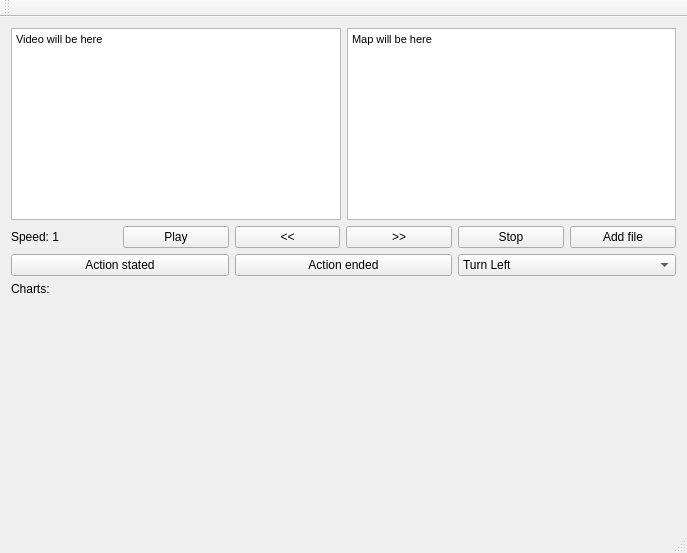
The window that mainwindow.ui (dkanafeev/action-labeling-road-defects) describes before a commit, drawn with Qt 5.
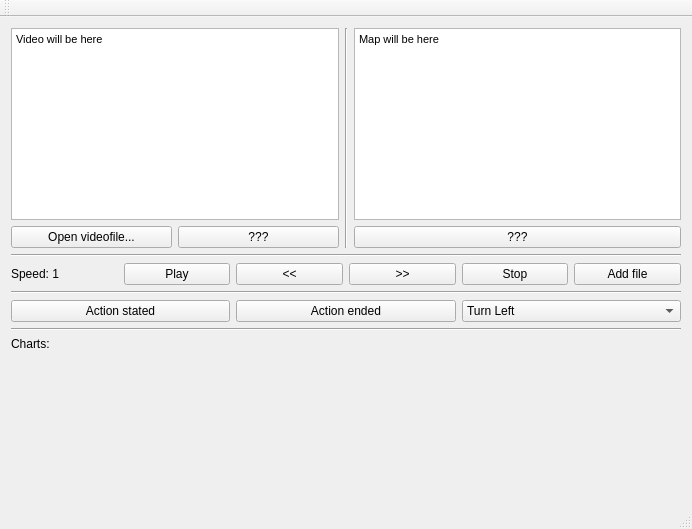
The same window after the commit.

Commit message: added Next/Prev record record and Time label. Updated UI. Remaned clicked->pressed

What changed in the file:
```diff
--- a/mainwindow.ui
+++ b/mainwindow.ui
@@ -6,8 +6,8 @@
    <rect>
     <x>0</x>
     <y>0</y>
-    <width>687</width>
-    <height>553</height>
+    <width>692</width>
+    <height>529</height>
    </rect>
   </property>
   <property name="sizePolicy">
@@ -32,7 +32,21 @@
       <property name="sizeConstraint">
        <enum>QLayout::SetMaximumSize</enum>
       </property>
-      <item row="2" column="0">
+      <item row="1" column="0">
+       <widget class="Line" name="line">
+        <property name="orientation">
+         <enum>Qt::Horizontal</enum>
+        </property>
+       </widget>
+      </item>
+      <item row="3" column="0">
+       <widget class="Line" name="line_2">
+        <property name="orientation">
+         <enum>Qt::Horizontal</enum>
+        </property>
+       </widget>
+      </item>
+      <item row="4" column="0">
        <layout class="QHBoxLayout" name="actionLayout">
         <item>
          <widget class="QPushButton" name="actionStartedButton">
@@ -69,7 +83,7 @@
         </item>
        </layout>
       </item>
-      <item row="1" column="0">
+      <item row="2" column="0">
        <layout class="QHBoxLayout" name="playButtonLayout">
         <property name="sizeConstraint">
          <enum>QLayout::SetMinAndMaxSize</enum>
@@ -118,69 +132,24 @@
         </item>
        </layout>
       </item>
-      <item row="0" column="0">
-       <layout class="QHBoxLayout" name="mapVideoLayout">
-        <item>
-         <widget class="QTextEdit" name="videoView">
-          <property name="sizePolicy">
-           <sizepolicy hsizetype="Minimum" vsizetype="Minimum">
-            <horstretch>0</horstretch>
-            <verstretch>0</verstretch>
-           </sizepolicy>
-          </property>
-          <property name="minimumSize">
-           <size>
-            <width>0</width>
-            <height>0</height>
-           </size>
-          </property>
-          <property name="maximumSize">
-           <size>
-            <width>16777215</width>
-            <height>240</height>
-           </size>
-          </property>
-          <property name="html">
-           <string>&lt;!DOCTYPE HTML PUBLIC &quot;-//W3C//DTD HTML 4.0//EN&quot; &quot;http://www.w3.org/TR/REC-html40/strict.dtd&quot;&gt;
-&lt;html&gt;&lt;head&gt;&lt;meta name=&quot;qrichtext&quot; content=&quot;1&quot; /&gt;&lt;style type=&quot;text/css&quot;&gt;
-p, li { white-space: pre-wrap; }
-&lt;/style&gt;&lt;/head&gt;&lt;body style=&quot; font-family:'MS Shell Dlg 2'; font-size:8.25pt; font-weight:400; font-style:normal;&quot;&gt;
-&lt;p style=&quot; margin-top:0px; margin-bottom:0px; margin-left:0px; margin-right:0px; -qt-block-indent:0; text-indent:0px;&quot;&gt;Video will be here&lt;/p&gt;&lt;/body&gt;&lt;/html&gt;</string>
-          </property>
-         </widget>
-        </item>
-        <item>
-         <widget class="QTextEdit" name="mapView">
-          <property name="sizePolicy">
-           <sizepolicy hsizetype="Minimum" vsizetype="Minimum">
-            <horstretch>0</horstretch>
-            <verstretch>0</verstretch>
-           </sizepolicy>
-          </property>
-          <property name="minimumSize">
-           <size>
-            <width>0</width>
-            <height>0</height>
-           </size>
-          </property>
-          <property name="maximumSize">
-           <size>
-            <width>16777215</width>
-            <height>240</height>
-           </size>
-          </property>
-          <property name="html">
-           <string>&lt;!DOCTYPE HTML PUBLIC &quot;-//W3C//DTD HTML 4.0//EN&quot; &quot;http://www.w3.org/TR/REC-html40/strict.dtd&quot;&gt;
-&lt;html&gt;&lt;head&gt;&lt;meta name=&quot;qrichtext&quot; content=&quot;1&quot; /&gt;&lt;style type=&quot;text/css&quot;&gt;
-p, li { white-space: pre-wrap; }
-&lt;/style&gt;&lt;/head&gt;&lt;body style=&quot; font-family:'MS Shell Dlg 2'; font-size:8.25pt; font-weight:400; font-style:normal;&quot;&gt;
-&lt;p style=&quot; margin-top:0px; margin-bottom:0px; margin-left:0px; margin-right:0px; -qt-block-indent:0; text-indent:0px;&quot;&gt;Map will be here&lt;/p&gt;&lt;/body&gt;&lt;/html&gt;</string>
-          </property>
-         </widget>
-        </item>
-       </layout>
-      </item>
       <item row="6" column="0">
+       <layout class="QVBoxLayout" name="chartsLayout">
+        <item>
+         <widget class="QLabel" name="chartsLabel">
+          <property name="sizePolicy">
+           <sizepolicy hsizetype="Minimum" vsizetype="Minimum">
+            <horstretch>0</horstretch>
+            <verstretch>0</verstretch>
+           </sizepolicy>
+          </property>
+          <property name="text">
+           <string>Charts:</string>
+          </property>
+         </widget>
+        </item>
+       </layout>
+      </item>
+      <item row="9" column="0">
        <spacer name="verticalSpacer">
         <property name="orientation">
          <enum>Qt::Vertical</enum>
@@ -193,23 +162,119 @@
         </property>
        </spacer>
       </item>
-      <item row="3" column="0">
-       <layout class="QVBoxLayout" name="chartsLayout">
+      <item row="0" column="0">
+       <layout class="QHBoxLayout" name="mapVideoLayout">
         <item>
-         <widget class="QLabel" name="chartsLabel">
-          <property name="sizePolicy">
-           <sizepolicy hsizetype="Minimum" vsizetype="Minimum">
-            <horstretch>0</horstretch>
-            <verstretch>0</verstretch>
-           </sizepolicy>
-          </property>
-          <property name="text">
-           <string>Charts:</string>
+         <layout class="QVBoxLayout" name="videoLayout">
+          <item>
+           <widget class="QTextEdit" name="videoView">
+            <property name="sizePolicy">
+             <sizepolicy hsizetype="Minimum" vsizetype="Minimum">
+              <horstretch>0</horstretch>
+              <verstretch>0</verstretch>
+             </sizepolicy>
+            </property>
+            <property name="minimumSize">
+             <size>
+              <width>0</width>
+              <height>0</height>
+             </size>
+            </property>
+            <property name="maximumSize">
+             <size>
+              <width>16777215</width>
+              <height>240</height>
+             </size>
+            </property>
+            <property name="html">
+             <string>&lt;!DOCTYPE HTML PUBLIC &quot;-//W3C//DTD HTML 4.0//EN&quot; &quot;http://www.w3.org/TR/REC-html40/strict.dtd&quot;&gt;
+&lt;html&gt;&lt;head&gt;&lt;meta name=&quot;qrichtext&quot; content=&quot;1&quot; /&gt;&lt;style type=&quot;text/css&quot;&gt;
+p, li { white-space: pre-wrap; }
+&lt;/style&gt;&lt;/head&gt;&lt;body style=&quot; font-family:'MS Shell Dlg 2'; font-size:8.25pt; font-weight:400; font-style:normal;&quot;&gt;
+&lt;p style=&quot; margin-top:0px; margin-bottom:0px; margin-left:0px; margin-right:0px; -qt-block-indent:0; text-indent:0px;&quot;&gt;Video will be here&lt;/p&gt;&lt;/body&gt;&lt;/html&gt;</string>
+            </property>
+           </widget>
+          </item>
+          <item>
+           <layout class="QHBoxLayout" name="horizontalLayout_2">
+            <item>
+             <widget class="QPushButton" name="pushButton">
+              <property name="text">
+               <string>Open videofile...</string>
+              </property>
+             </widget>
+            </item>
+            <item>
+             <widget class="QPushButton" name="pushButton_2">
+              <property name="text">
+               <string>???</string>
+              </property>
+             </widget>
+            </item>
+           </layout>
+          </item>
+         </layout>
+        </item>
+        <item>
+         <widget class="Line" name="line_4">
+          <property name="orientation">
+           <enum>Qt::Vertical</enum>
           </property>
          </widget>
         </item>
+        <item>
+         <layout class="QVBoxLayout" name="verticalLayout">
+          <item>
+           <widget class="QTextEdit" name="mapView">
+            <property name="sizePolicy">
+             <sizepolicy hsizetype="Minimum" vsizetype="Minimum">
+              <horstretch>0</horstretch>
+              <verstretch>0</verstretch>
+             </sizepolicy>
+            </property>
+            <property name="minimumSize">
+             <size>
+              <width>0</width>
+              <height>0</height>
+             </size>
+            </property>
+            <property name="maximumSize">
+             <size>
+              <width>16777215</width>
+              <height>240</height>
+             </size>
+            </property>
+            <property name="html">
+             <string>&lt;!DOCTYPE HTML PUBLIC &quot;-//W3C//DTD HTML 4.0//EN&quot; &quot;http://www.w3.org/TR/REC-html40/strict.dtd&quot;&gt;
+&lt;html&gt;&lt;head&gt;&lt;meta name=&quot;qrichtext&quot; content=&quot;1&quot; /&gt;&lt;style type=&quot;text/css&quot;&gt;
+p, li { white-space: pre-wrap; }
+&lt;/style&gt;&lt;/head&gt;&lt;body style=&quot; font-family:'MS Shell Dlg 2'; font-size:8.25pt; font-weight:400; font-style:normal;&quot;&gt;
+&lt;p style=&quot; margin-top:0px; margin-bottom:0px; margin-left:0px; margin-right:0px; -qt-block-indent:0; text-indent:0px;&quot;&gt;Map will be here&lt;/p&gt;&lt;/body&gt;&lt;/html&gt;</string>
+            </property>
+           </widget>
+          </item>
+          <item>
+           <layout class="QHBoxLayout" name="horizontalLayout">
+            <item>
+             <widget class="QPushButton" name="pushButton_3">
+              <property name="text">
+               <string>???</string>
+              </property>
+             </widget>
+            </item>
+           </layout>
+          </item>
+         </layout>
+        </item>
        </layout>
       </item>
+      <item row="5" column="0">
+       <widget class="Line" name="line_3">
+        <property name="orientation">
+         <enum>Qt::Horizontal</enum>
+        </property>
+       </widget>
+      </item>
      </layout>
     </item>
    </layout>
```
Left out of the diff: 2 changed lines with no effect on the pictures. The commit also changes 2 other files.
